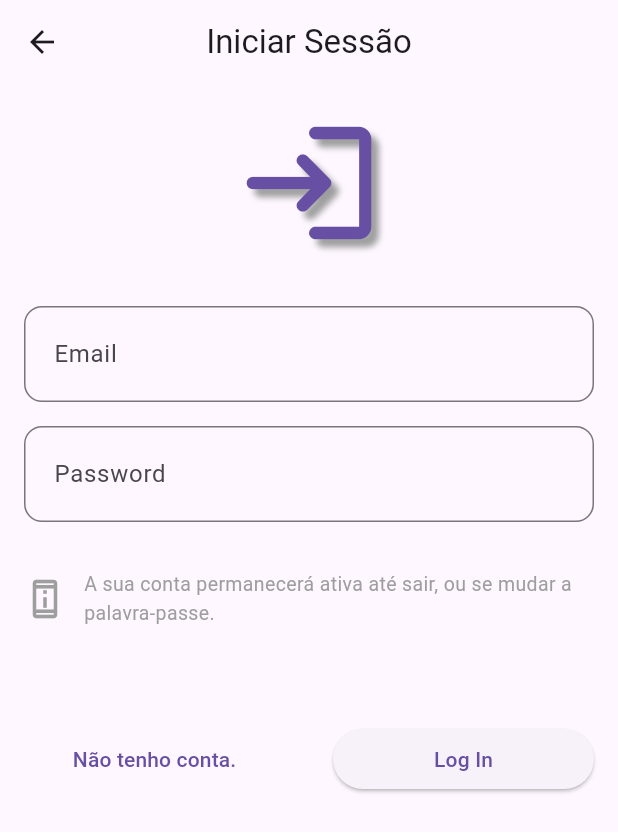
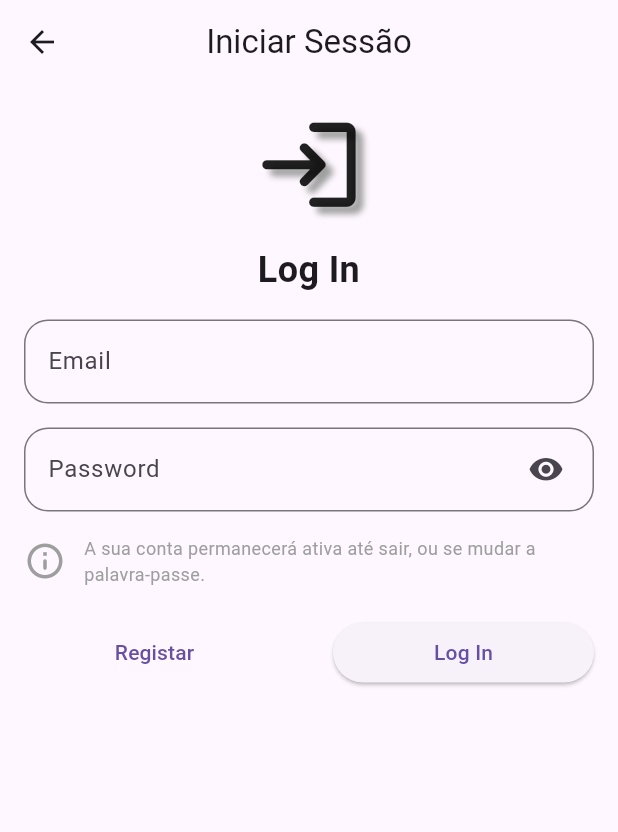
Before and after one commit to devCacti/Cooking, a Flutter app: the screen it shows after launch, item 3 of the bottom bar chosen, in the side drawer, after a tap on "Entrar", on a phone screen of 412 x 824 dp. Shown: the top 832 px of the screen. Run offline on Flutter 3.47's test engine with Material 3 defaults, Android fonts, the phone set to English and light mode, and no system bars; our stand-ins replace flutter_colorpicker, flutter_secure_storage, flutter_speed_dial, image_picker; network calls fail.

Commit message:
fix: Login Wasn't Working
Design Changes

```diff
--- a/CookApp/lib/Classes/user.dart
+++ b/CookApp/lib/Classes/user.dart
@@ -27,10 +27,15 @@ class Login {
     print('Logging in with email: $email and password: $password');
 
     // Do an API call to the server to login
-    var request =
-        http.MultipartRequest('POST', Uri.parse('$url/Account/AppLogin'));
-    request.fields
-        .addAll({'email': email, 'password': password, 'remember me': 'true'});
+    var request = http.MultipartRequest(
+      'POST',
+      Uri.parse('$url/Account/AppLogin'),
+    );
+    request.fields.addAll({
+      'email': email,
+      'password': password,
+      'remember me': 'true',
+    });
 
     //request.headers.addAll(headers); // no headers needed, we only need to get the cookie from the response
 
@@ -63,8 +68,8 @@ class Login {
           name: name,
           surname: surname,
         );
+        print('User data: ${user.toJson()}');
         user.save();
-
         return true;
       } else {
         print('Login failed');
@@ -105,8 +110,10 @@ class Register {
     print('Registering with email: $email, username: $username, name: $name');
 
     // Do an API call to the server to register
-    var request =
-        http.MultipartRequest('POST', Uri.parse('$url/Account/AppRegister'));
+    var request = http.MultipartRequest(
+      'POST',
+      Uri.parse('$url/Account/AppRegister'),
+    );
     request.fields.addAll({
       'email': email,
       'username': username,
@@ -186,7 +193,7 @@ class User {
   }) {
     // Get the user data from the user.json file
     try {
-      getInstance();
+      //getInstance("User Constructor");
     } catch (e) {
       print('Error: $e');
     }
@@ -196,20 +203,44 @@ class User {
     return User(cookie: '', guid: '', email: '', username: '', name: '');
   }
 
-  Future<User> getInstance() async {
-    // Returns the information about the user that is saved in the user.json file
-    cookie = await storage.read(key: 'cookie') ?? '';
-    guid = await storage.read(key: 'guid') ?? '';
-    email = await storage.read(key: 'email') ?? '';
-    username = await storage.read(key: 'username') ?? '';
-    name = await storage.read(key: 'name') ?? '';
-    surname = await storage.read(key: 'surname') ?? '';
+  Future<User> getInstance([String iCalledThis = '']) async {
+    Map<String, String> allValues = {};
+    try {
+      allValues = await storage.readAll();
+    } catch (e) {
+      print('Error: $e');
+    }
+
+    cookie = allValues['cookie'] ?? '';
+    guid = allValues['guid'] ?? '';
+    email = allValues['email'] ?? '';
+    username = allValues['username'] ?? '';
+    name = allValues['name'] ?? '';
+    surname = allValues['surname'] ?? '';
+
+    print('Called by: $iCalledThis');
+    print('Cookie: $cookie');
+    print('Guid: $guid');
+    print('Email: $email');
+    print('Username: $username');
+    print('Name: $name');
+    print('Surname: $surname');
+    print('Got user data from the secure storage');
+
+    //! This is causing an error
+    //? Failed to decrypt data: Error 0x00000057: Failure on CryptUnprotectData() Delete corrupt file
+    ////cookie = await storage.read(key: 'cookie') ?? '';
+    ////guid = await storage.read(key: 'guid') ?? '';
+    ////email = await storage.read(key: 'email') ?? '';
+    ////username = await storage.read(key: 'username') ?? '';
+    ////name = await storage.read(key: 'name') ?? '';
+    ////surname = await storage.read(key: 'surname') ?? '';
 
     //! It's triggering a terrible error that doesn't allow app manipulation
-    //! [ERROR:flutter/shell/platform/windows/task_runner_window.cc(56)] Failed to post message to main thread.
-    //!if (guid != '') {
-    //!  return User.defaultU();
-    //!}
+    //? [ERROR:flutter/shell/platform/windows/task_runner_window.cc(56)] Failed to post message to main thread.
+    ////if (guid != '') {
+    ////  return User.defaultU();
+    ////}
 
     return this;
   }
@@ -288,6 +319,7 @@ class User {
 
   // Save to local storage (user.json)
   void save() async {
+    print(toJson());
     // Save the user data to the secure storage
     await storage.write(key: 'cookie', value: cookie);
     await storage.write(key: 'guid', value: guid);
@@ -296,6 +328,8 @@ class User {
     await storage.write(key: 'name', value: name);
     await storage.write(key: 'surname', value: surname ?? '');
 
+    print(toJson());
+
     print('Saved user data to the secure storage');
   }
 }
--- a/CookApp/lib/Pages/login_page.dart
+++ b/CookApp/lib/Pages/login_page.dart
@@ -3,7 +3,7 @@ import '../Classes/user.dart';
 import 'register_page.dart';
 
 class LoginPage extends StatefulWidget {
-  const LoginPage({Key? key}) : super(key: key);
+  const LoginPage({super.key});
 
   @override
   // ignore: library_private_types_in_public_api
@@ -15,13 +15,42 @@ class _LoginPageState extends State<LoginPage> {
   final TextEditingController _passwordController = TextEditingController();
   final GlobalKey<FormState> _formKey = GlobalKey<FormState>();
 
+  bool isLogged = false;
+  bool attemptingLogin = false;
+
+  bool hidePassword = true;
+
+  @override
+  void setState(VoidCallback fn) {
+    super.setState(fn);
+    if (isLogged) {
+      Navigator.pop(context);
+    }
+  }
+
+  Future<void> login() async {
+    if (_formKey.currentState!.validate()) {
+      final String email = _emailController.text;
+      final String password = _passwordController.text;
+      final Login login = Login(email: email, password: password);
+
+      // Makes the login request
+      // And stores the token in a file
+      login.send().then((value) {
+        if (value) {
+          setState(() {
+            isLogged = true;
+            attemptingLogin = false;
+          });
+        }
+      });
+    }
+  }
+
   @override
   Widget build(BuildContext context) {
     return Scaffold(
-      appBar: AppBar(
-        title: const Text("Iniciar Sessão"),
-        centerTitle: true,
-      ),
+      appBar: AppBar(title: const Text("Iniciar Sessão"), centerTitle: true),
       body: Form(
         key: _formKey,
         child: ListView(
@@ -29,8 +58,7 @@ class _LoginPageState extends State<LoginPage> {
           children: [
             Icon(
               Icons.login_rounded,
-              size: 100.0,
-              color: Theme.of(context).primaryColor,
+              size: 75,
               shadows: const [
                 BoxShadow(
                   color: Colors.grey,
@@ -39,17 +67,21 @@ class _LoginPageState extends State<LoginPage> {
                 ),
               ],
             ),
-            const SizedBox(height: 32.0), // Add space between the fields
+            const SizedBox(height: 16.0), // Add space between the fields
+            const Text(
+              "Log In",
+              textAlign: TextAlign.center,
+              style: TextStyle(fontSize: 24.0, fontWeight: FontWeight.bold),
+            ),
+            const SizedBox(height: 16.0), // Add space between the fields
             //* Email field
             TextFormField(
               controller: _emailController,
               decoration: InputDecoration(
                 labelText: "Email",
                 hintText: "exemplo@email.com",
-                contentPadding: const EdgeInsets.symmetric(
-                    vertical: 20.0, horizontal: 16.0), // Adjust padding
                 border: OutlineInputBorder(
-                  borderRadius: BorderRadius.circular(12.0), // Rounded borders
+                  borderRadius: BorderRadius.circular(16), // Rounded borders
                 ),
               ),
               validator: (String? value) {
@@ -67,18 +99,31 @@ class _LoginPageState extends State<LoginPage> {
             ),
 
             const SizedBox(height: 16.0), // Add space between the fields
-
             //* Password field
             TextFormField(
               controller: _passwordController,
-              obscureText: true, // Hide the password
+              obscureText: hidePassword,
+
               decoration: InputDecoration(
                 labelText: "Password",
                 hintText: "@Password123",
-                contentPadding: const EdgeInsets.symmetric(
-                    vertical: 20.0, horizontal: 16.0), // Adjust padding
                 border: OutlineInputBorder(
-                  borderRadius: BorderRadius.circular(12.0), // Rounded borders
+                  borderRadius: BorderRadius.circular(16), // Rounded borders
+                ),
+                suffixIcon: Padding(
+                  padding: const EdgeInsets.only(right: 8, top: 1),
+                  child: IconButton(
+                    icon: Icon(
+                      hidePassword
+                          ? Icons.visibility_rounded
+                          : Icons.visibility_off_rounded,
+                    ),
+                    onPressed: () {
+                      setState(() {
+                        hidePassword = !hidePassword;
+                      });
+                    },
+                  ),
                 ),
               ),
               validator: (String? value) {
@@ -87,12 +132,15 @@ class _LoginPageState extends State<LoginPage> {
                 }
                 return null;
               },
+              onFieldSubmitted: (String value) {
+                login();
+              },
             ),
-            const SizedBox(height: 32.0),
+            const SizedBox(height: 16.0),
             const Row(
               children: [
                 Icon(
-                  Icons.perm_device_information_outlined,
+                  Icons.info_outline_rounded,
                   size: 28.0,
                   color: Colors.grey,
                 ),
@@ -100,33 +148,33 @@ class _LoginPageState extends State<LoginPage> {
                 Expanded(
                   child: Text(
                     softWrap: true,
-                    style: TextStyle(
-                      fontSize: 13.0,
-                      color: Colors.grey,
-                    ),
+                    style: TextStyle(fontSize: 12.0, color: Colors.grey),
                     "A sua conta permanecerá ativa até sair, ou se mudar a palavra-passe.",
                   ),
                 ),
               ],
             ),
             Padding(
-              padding: const EdgeInsets.symmetric(vertical: 64.0),
+              padding: const EdgeInsets.symmetric(vertical: 20),
               child: Row(
                 mainAxisAlignment: MainAxisAlignment.spaceEvenly,
                 children: [
                   Expanded(
                     child: TextButton(
-                      child: const Text("Não tenho conta."),
+                      child: const Text("Registar"),
                       onPressed: () {
                         Navigator.replace(
                           context,
                           oldRoute: ModalRoute.of(context)!,
-                          newRoute: PageRouteBuilder(pageBuilder:
-                              (BuildContext context,
-                                  Animation<double> animation,
-                                  Animation<double> secondaryAnimation) {
-                            return const RegisterPage();
-                          }),
+                          newRoute: PageRouteBuilder(
+                            pageBuilder: (
+                              BuildContext context,
+                              Animation<double> animation,
+                              Animation<double> secondaryAnimation,
+                            ) {
+                              return const RegisterPage();
+                            },
+                          ),
                         );
                       },
                     ),
@@ -134,26 +182,10 @@ class _LoginPageState extends State<LoginPage> {
                   const SizedBox(width: 32.0),
                   Expanded(
                     child: ElevatedButton(
+                      onPressed: login,
                       child: const Text("Log In"),
-                      onPressed: () async {
-                        if (_formKey.currentState!.validate()) {
-                          final String email = _emailController.text;
-                          final String password = _passwordController.text;
-                          final Login login =
-                              Login(email: email, password: password);
-
-                          // Makes the login request
-                          // And stores the token in a file
-                          final bool isLogged = await login.send();
-
-                          if (isLogged) {
-                            // ignore: use_build_context_synchronously
-                            Navigator.pop(context);
-                          }
-                        }
-                      },
                     ),
-                  )
+                  ),
                 ],
               ),
             ),
--- a/CookApp/lib/Pages/user_settings.dart
+++ b/CookApp/lib/Pages/user_settings.dart
@@ -20,11 +20,13 @@ class _UserSettingsState extends State<UserSettings> {
   @override
   void initState() {
     super.initState();
-    user!.getInstance().then(
-      (value) => setState(() {
-        user = value;
-      }),
-    );
+    user!
+        .getInstance("initState User Settings")
+        .then(
+          (value) => setState(() {
+            user = value;
+          }),
+        );
   }
 
   String page = "details";
@@ -144,7 +146,9 @@ class _UserSettingsState extends State<UserSettings> {
                                   // 'Deletes' the user, only in the files
                                   user!.delete().then((value) {
                                     //? This triggers the setState method so that the ui updates
-                                    user!.getInstance().then((value) {
+                                    user!.getInstance("End Session").then((
+                                      value,
+                                    ) {
                                       setState(() {
                                         user = value;
                                       });
@@ -177,11 +181,11 @@ class _UserSettingsState extends State<UserSettings> {
                         builder: (context) => const LoginPage(),
                       ),
                     ).then((value) {
-                      user!.getInstance().then(
-                        (value) => setState(() {
-                          isLogged = user!.guid != "";
-                        }),
-                      );
+                      //?user!.getInstance().then(
+                      //?  (value) => setState(() {
+                      //?    isLogged = user!.guid != "";
+                      //?  }),
+                      //?);
                     });
                   },
                 ),
--- a/CookApp/lib/main.dart
+++ b/CookApp/lib/main.dart
@@ -61,7 +61,7 @@ class _MyHomePageState extends State<MyHomePage> {
   @override
   void initState() {
     User user = User.defaultU();
-    user.getInstance().then((value) {
+    user.getInstance("Main").then((value) {
       setState(() {
         user = value;
       });
@@ -118,7 +118,7 @@ class _MyHomePageState extends State<MyHomePage> {
             ),
           ),
           Padding(
-            padding: const EdgeInsets.only(left: 40, right: 32, top: 10),
+            padding: const EdgeInsets.only(left: 12, right: 12),
             child: Row(
               mainAxisAlignment: MainAxisAlignment.spaceBetween,
               children: [
@@ -130,7 +130,7 @@ class _MyHomePageState extends State<MyHomePage> {
                   ),
                 ),
                 SizedBox(
-                  width: MediaQuery.of(context).size.width * 0.225,
+                  width: MediaQuery.of(context).size.width * 0.15,
                   height: 1,
                   child: const Divider(color: Colors.black45),
                 ),
@@ -172,7 +172,7 @@ class _MyHomePageState extends State<MyHomePage> {
                   : const CircularProgressIndicator()
               : ConstrainedBox(
                 constraints: BoxConstraints(
-                  maxHeight: MediaQuery.sizeOf(context).height / 3,
+                  maxHeight: MediaQuery.sizeOf(context).height / 2.5,
                 ),
                 child: CarouselView.weighted(
                   onTap: (index) {
@@ -184,13 +184,7 @@ class _MyHomePageState extends State<MyHomePage> {
                         builder:
                             (context) => RecipeDetail(
                               recipe: recipe,
-                              image:
-                                  imageCache[recipe.id] ??
-                                  const Image(
-                                    image: AssetImage(
-                                      'Assets/Images/LittleMan.png',
-                                    ),
-                                  ),
+                              image: imageCache[recipe.id],
                             ),
                       ),
                     );
@@ -199,7 +193,7 @@ class _MyHomePageState extends State<MyHomePage> {
                   itemSnapping: true,
                   controller: controller,
                   elevation: 4,
-                  flexWeights: const <int>[1, 7, 1],
+                  flexWeights: const <int>[1, 10, 1],
                   children:
                       recommended.map((recipe) {
                         if (!imageCache.containsKey(recipe.id)) {
@@ -211,16 +205,19 @@ class _MyHomePageState extends State<MyHomePage> {
                         }
                         return Stack(
                           children: [
-                            ClipRect(
-                              child: Center(
+                            Center(
+                              child: SizedBox(
+                                width: double.infinity,
+                                height: double.infinity,
+                                child: ClipRect(
                                   child: Image(
-                                  height: double.infinity,
                                     image:
                                         imageCache[recipe.id]?.image ??
                                         const AssetImage(
                                           'Assets/Images/LittleMan.png',
                                         ),
                                     fit: BoxFit.cover,
+                                  ),
                                 ),
                               ),
                             ),
```
Also changed, not shown: CookApp/lib/Classes/recipes.dart (+35 -21 lines), CookApp/lib/Pages/Recipe Pages/new_recipe.dart (+7 -5 lines), CookApp/lib/Pages/Recipe Pages/recipe_detail.dart (+12 -4 lines), 1 other file. Lines whose indentation alone changed are shown as unchanged.
